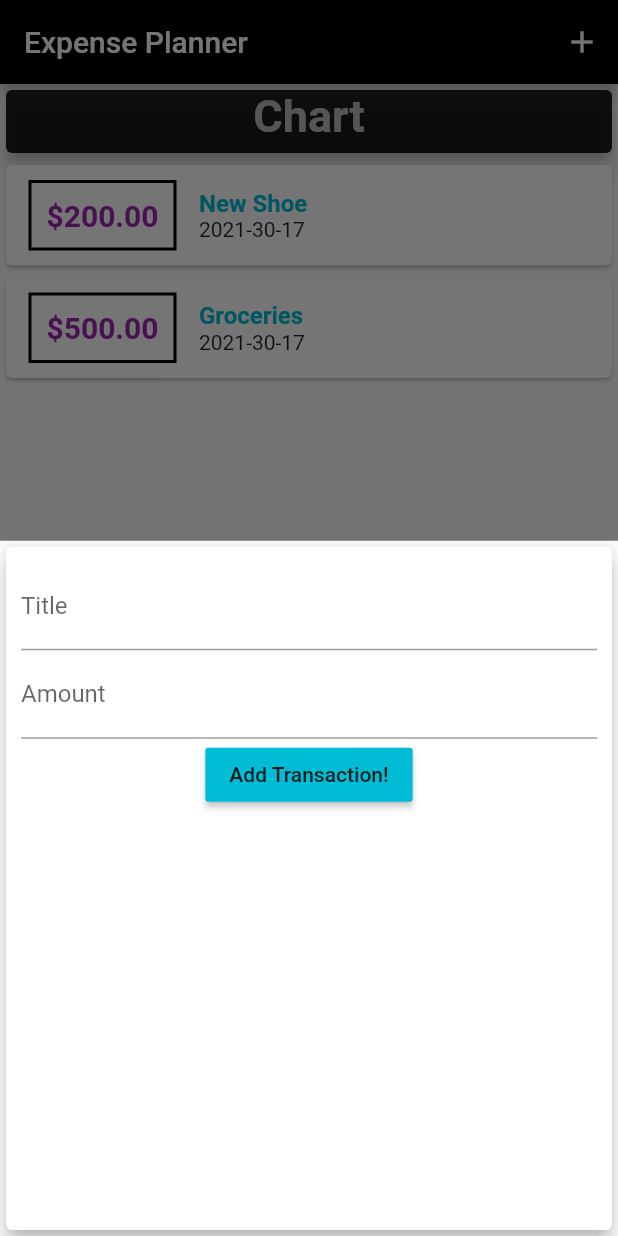
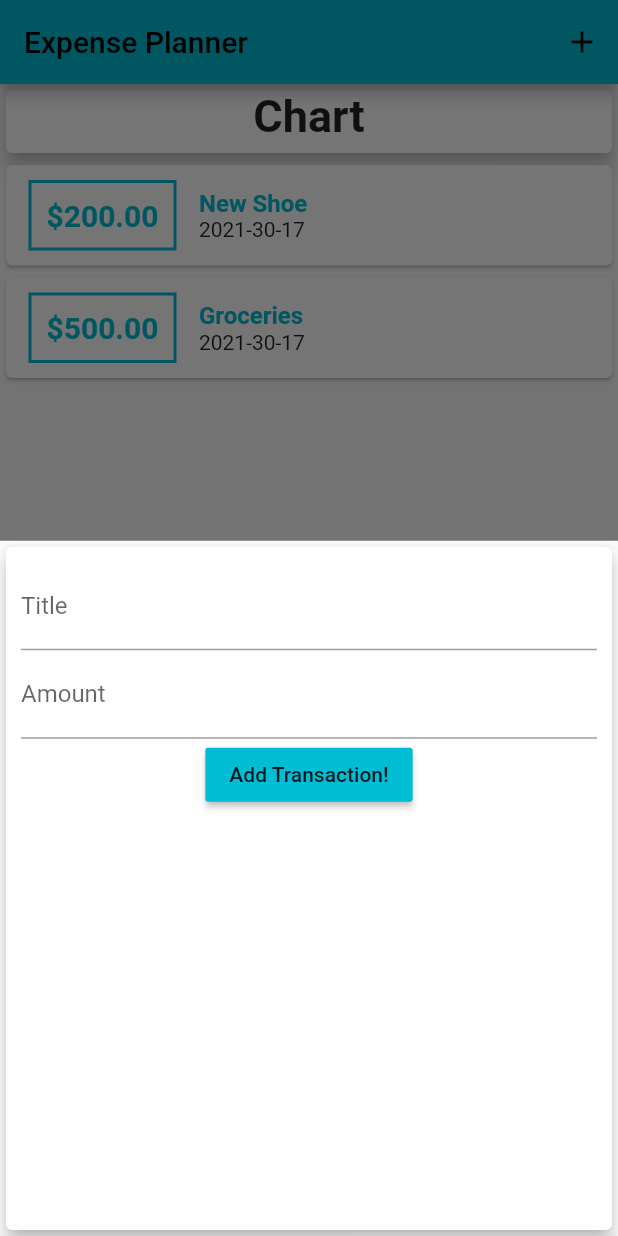
Before and after one commit to abhijit-bora/expense_planner, a Flutter app: the screen it shows after launch, after a tap on the "add" icon, on a phone screen of 412 x 824 dp. Run offline on Flutter 3.47's test engine with Material 2 defaults, Android fonts, the phone set to English and light mode, and no system bars; Roboto replaces fonts that are missing (OpenSans-Bold).

Commit message:
Added Fonts

```diff
--- a/lib/main.dart
+++ b/lib/main.dart
@@ -13,7 +13,8 @@ class MyApp extends StatelessWidget {
     return MaterialApp(
       title: 'Expense Planner',
       theme: ThemeData(
-        primarySwatch: Colors.blue,
+        primarySwatch: Colors.cyan,
+        accentColor: Colors.amber,
       ),
       home: MyHomePage(),
     );
@@ -26,8 +27,8 @@ class MyHomePage extends StatefulWidget {
 }
 
 class _MyHomePageState extends State<MyHomePage> {
-  String titleInput;
-  String amountInput;
+  // String titleInput;
+  // String amountInput;
 
   final List<Transaction> _userTransacctions = [
     Transaction(
@@ -52,25 +53,34 @@ class _MyHomePageState extends State<MyHomePage> {
       id: DateTime.now().toString(),
     );
 
-    setState(() {
-      _userTransacctions.add(newTx);
-    });
+    setState(
+      () {
+        _userTransacctions.add(newTx);
+      },
+    );
   }
 
   void _startAddNewTransaction(BuildContext ctx) {
     showModalBottomSheet(
-        context: ctx,
-        builder: (_) {
-          return NewTransaction(_addNewTransaction);
-        });
+      context: ctx,
+      builder: (_) {
+        return GestureDetector(
+          onTap: () {},
+          child: NewTransaction(_addNewTransaction),
+          behavior: HitTestBehavior.opaque,
+        );
+      },
+    );
   }
 
   @override
   Widget build(BuildContext context) {
     return Scaffold(
       appBar: AppBar(
-        backgroundColor: Colors.black,
-        title: Text('Expense Planner'),
+        title: Text(
+          'Expense Planner',
+          style: TextStyle(fontFamily: 'OpenSans-Bold'),
+        ),
         actions: <Widget>[
           IconButton(
             icon: Icon(Icons.add),
@@ -85,12 +95,11 @@ class _MyHomePageState extends State<MyHomePage> {
             width: double.maxFinite,
             height: 50,
             child: Card(
-              color: Colors.black87,
+              // color: Colors.black87,
               child: Text(
                 'Chart',
                 style: TextStyle(
                   fontWeight: FontWeight.bold,
-                  color: Colors.white70,
                   fontSize: 30,
                 ),
                 textAlign: TextAlign.center,
--- a/lib/widgets/new_transaction.dart
+++ b/lib/widgets/new_transaction.dart
@@ -1,11 +1,18 @@
 import 'package:flutter/material.dart';
 
-class NewTransaction extends StatelessWidget {
+class NewTransaction extends StatefulWidget {
   final Function addTx;
-  String titleInput;
-  String amountInput;
 
   NewTransaction(this.addTx);
+
+  @override
+  State<NewTransaction> createState() => _NewTransactionState();
+}
+
+class _NewTransactionState extends State<NewTransaction> {
+  String titleInput;
+
+  String amountInput;
 
   void submitData() {
     final enteredTitle = titleInput;
@@ -14,10 +21,13 @@ class NewTransaction extends StatelessWidget {
     if (enteredTitle.isEmpty || enteredAmount <= 0) {
       return;
     }
-    addTx(
+
+    widget.addTx(
       enteredTitle,
       enteredAmount,
     );
+
+    Navigator.of(context).pop();
   }
 
   @override
--- a/lib/widgets/tansaction_list.dart
+++ b/lib/widgets/tansaction_list.dart
@@ -1,5 +1,5 @@
 import 'package:flutter/material.dart';
-import 'package:flutter_complete_guide/models/transaction.dart';
+import '../models/transaction.dart';
 import 'package:intl/intl.dart';
 
 class TransactionList extends StatelessWidget {
@@ -23,7 +23,7 @@ class TransactionList extends StatelessWidget {
                   ),
                   decoration: BoxDecoration(
                     border: Border.all(
-                      color: Colors.black,
+                      color: Theme.of(context).primaryColor,
                       width: 2,
                     ),
                   ),
@@ -33,7 +33,7 @@ class TransactionList extends StatelessWidget {
                     style: TextStyle(
                       fontWeight: FontWeight.bold,
                       fontSize: 20,
-                      color: Colors.purple,
+                      color: Theme.of(context).primaryColor,
                     ),
                   ),
                 ),
```
Also changed, not shown: pubspec.yaml (+11 -6 lines), assets/fonts/OpenSans-Bold.ttf (added), assets/fonts/OpenSans-Regular.ttf (added), assets/fonts/Quicksand-Bold.ttf (added), assets/fonts/Quicksand-Light.ttf (added), assets/fonts/Quicksand-Medium.ttf (added), assets/fonts/Quicksand-Regular.ttf (added).
